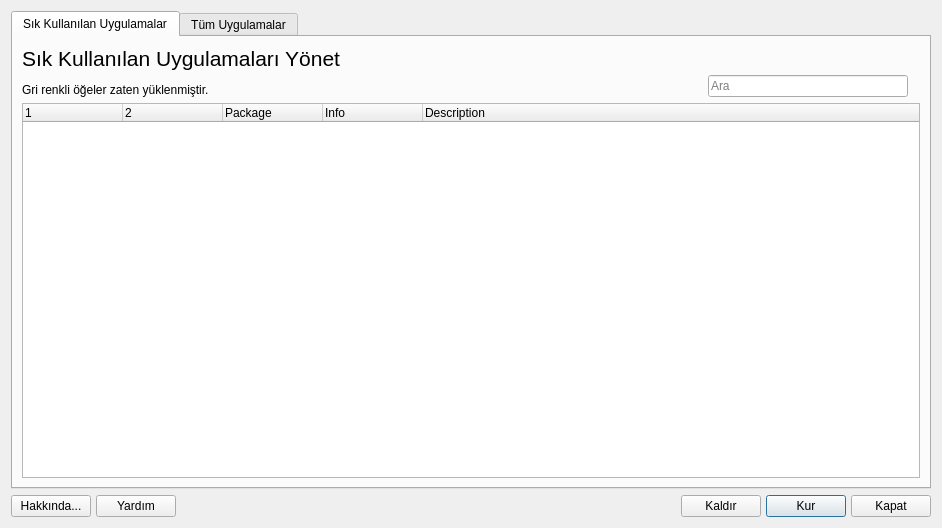
milislinux-topluluk/Milis-Paket-Yoneticisi, file mainwindow.ui: the form before one commit.
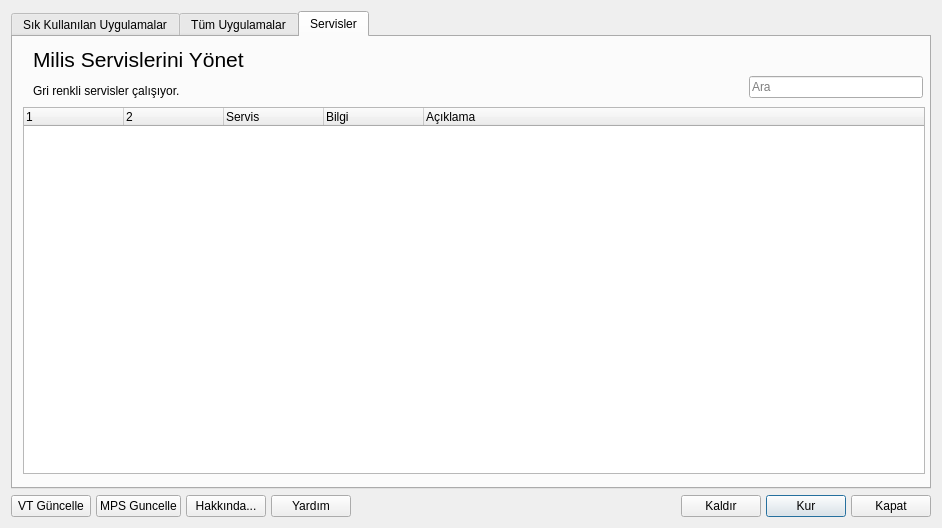
The form after the commit. The open tabs and pages were chosen to show the change. Icons and pictures are not drawn.

The edit to the form file:
```diff
--- a/mainwindow.ui
+++ b/mainwindow.ui
@@ -65,17 +65,17 @@
          </column>
          <column>
           <property name="text">
-           <string>Package</string>
+           <string>Paket adı</string>
           </property>
          </column>
          <column>
           <property name="text">
-           <string>Info</string>
+           <string>Bilgi</string>
           </property>
          </column>
          <column>
           <property name="text">
-           <string>Description</string>
+           <string>Tanım</string>
           </property>
          </column>
         </widget>
@@ -510,10 +510,100 @@
        </item>
       </layout>
      </widget>
+     <widget class="QWidget" name="tab">
+      <attribute name="title">
+       <string>Servisler</string>
+      </attribute>
+      <widget class="QTreeWidget" name="treePopularApps_3">
+       <property name="geometry">
+        <rect>
+         <x>10</x>
+         <y>70</y>
+         <width>902</width>
+         <height>367</height>
+        </rect>
+       </property>
+       <property name="frameShadow">
+        <enum>QFrame::Raised</enum>
+       </property>
+       <property name="tabKeyNavigation">
+        <bool>true</bool>
+       </property>
+       <property name="selectionMode">
+        <enum>QAbstractItemView::SingleSelection</enum>
+       </property>
+       <column>
+        <property name="text">
+         <string/>
+        </property>
+       </column>
+       <column>
+        <property name="text">
+         <string/>
+        </property>
+       </column>
+       <column>
+        <property name="text">
+         <string>Servis</string>
+        </property>
+       </column>
+       <column>
+        <property name="text">
+         <string>Bilgi</string>
+        </property>
+       </column>
+       <column>
+        <property name="text">
+         <string>Açıklama</string>
+        </property>
+       </column>
+      </widget>
+      <widget class="QLineEdit" name="searchPopular_3">
+       <property name="geometry">
+        <rect>
+         <x>736</x>
+         <y>39</y>
+         <width>174</width>
+         <height>22</height>
+        </rect>
+       </property>
+       <property name="minimumSize">
+        <size>
+         <width>150</width>
+         <height>0</height>
+        </size>
+       </property>
+       <property name="maximumSize">
+        <size>
+         <width>200</width>
+         <height>16777215</height>
+        </size>
+       </property>
+       <property name="placeholderText">
+        <string>Ara</string>
+       </property>
+       <property name="clearButtonEnabled">
+        <bool>true</bool>
+       </property>
+      </widget>
+      <widget class="QLabel" name="label_7">
+       <property name="geometry">
+        <rect>
+         <x>20</x>
+         <y>10</y>
+         <width>354</width>
+         <height>51</height>
+        </rect>
+       </property>
+       <property name="text">
+        <string>&lt;html&gt;&lt;head/&gt;&lt;body&gt;&lt;p&gt;&lt;span style=&quot; font-size:16pt;&quot;&gt;Milis Servislerini Yönet&lt;/span&gt;&lt;/p&gt;&lt;p&gt;&lt;a name=&quot;tw-target-text&quot;/&gt;&lt;span style=&quot; font-family:'monospace';&quot;&gt;G&lt;/span&gt;&lt;span style=&quot; font-family:'monospace';&quot;&gt;ri renkli servisler çalışıyor.&lt;/span&gt;&lt;/p&gt;&lt;/body&gt;&lt;/html&gt;</string>
+       </property>
+      </widget>
+     </widget>
     </widget>
    </item>
    <item>
-    <layout class="QGridLayout" name="buttonBar" columnstretch="0,0,0,0,0,0,0,0,0,0">
+    <layout class="QGridLayout" name="buttonBar" columnstretch="0,0,0,0,0,0,0,0,0,0,0,0">
      <property name="sizeConstraint">
       <enum>QLayout::SetDefaultConstraint</enum>
      </property>
@@ -532,7 +622,56 @@
      <property name="spacing">
       <number>5</number>
      </property>
-     <item row="0" column="6">
+     <item row="0" column="9">
+      <widget class="QPushButton" name="buttonInstall">
+       <property name="sizePolicy">
+        <sizepolicy hsizetype="Minimum" vsizetype="Preferred">
+         <horstretch>0</horstretch>
+         <verstretch>0</verstretch>
+        </sizepolicy>
+       </property>
+       <property name="text">
+        <string>Kur</string>
+       </property>
+       <property name="icon">
+        <iconset theme="run-install">
+         <normaloff>.</normaloff>.</iconset>
+       </property>
+       <property name="shortcut">
+        <string/>
+       </property>
+       <property name="autoDefault">
+        <bool>true</bool>
+       </property>
+       <property name="default">
+        <bool>true</bool>
+       </property>
+      </widget>
+     </item>
+     <item row="0" column="3">
+      <widget class="QPushButton" name="buttonHelp">
+       <property name="sizePolicy">
+        <sizepolicy hsizetype="Minimum" vsizetype="Preferred">
+         <horstretch>0</horstretch>
+         <verstretch>0</verstretch>
+        </sizepolicy>
+       </property>
+       <property name="toolTip">
+        <string>Yardımı göster</string>
+       </property>
+       <property name="text">
+        <string>Yardım</string>
+       </property>
+       <property name="icon">
+        <iconset theme="help-browser">
+         <normaloff>.</normaloff>.</iconset>
+       </property>
+       <property name="shortcut">
+        <string>Alt+H</string>
+       </property>
+      </widget>
+     </item>
+     <item row="0" column="8">
       <widget class="QPushButton" name="buttonUninstall">
        <property name="sizePolicy">
         <sizepolicy hsizetype="Minimum" vsizetype="Preferred">
@@ -549,7 +688,7 @@
        </property>
       </widget>
      </item>
-     <item row="0" column="2">
+     <item row="0" column="4">
       <spacer name="horizontalSpacer1">
        <property name="orientation">
         <enum>Qt::Horizontal</enum>
@@ -565,7 +704,7 @@
        </property>
       </spacer>
      </item>
-     <item row="0" column="0">
+     <item row="0" column="2">
       <widget class="QPushButton" name="buttonAbout">
        <property name="sizePolicy">
         <sizepolicy hsizetype="Minimum" vsizetype="Preferred">
@@ -591,72 +730,7 @@
        </property>
       </widget>
      </item>
-     <item row="0" column="1">
-      <widget class="QPushButton" name="buttonHelp">
-       <property name="sizePolicy">
-        <sizepolicy hsizetype="Minimum" vsizetype="Preferred">
-         <horstretch>0</horstretch>
-         <verstretch>0</verstretch>
-        </sizepolicy>
-       </property>
-       <property name="toolTip">
-        <string>Yardımı göster</string>
-       </property>
-       <property name="text">
-        <string>Yardım</string>
-       </property>
-       <property name="icon">
-        <iconset theme="help-browser">
-         <normaloff>.</normaloff>.</iconset>
-       </property>
-       <property name="shortcut">
-        <string>Alt+H</string>
-       </property>
-      </widget>
-     </item>
-     <item row="0" column="7">
-      <widget class="QPushButton" name="buttonInstall">
-       <property name="sizePolicy">
-        <sizepolicy hsizetype="Minimum" vsizetype="Preferred">
-         <horstretch>0</horstretch>
-         <verstretch>0</verstretch>
-        </sizepolicy>
-       </property>
-       <property name="text">
-        <string>Kur</string>
-       </property>
-       <property name="icon">
-        <iconset theme="run-install">
-         <normaloff>.</normaloff>.</iconset>
-       </property>
-       <property name="shortcut">
-        <string/>
-       </property>
-       <property name="autoDefault">
-        <bool>true</bool>
-       </property>
-       <property name="default">
-        <bool>true</bool>
-       </property>
-      </widget>
-     </item>
-     <item row="0" column="5">
-      <spacer name="horizontalSpacer2">
-       <property name="orientation">
-        <enum>Qt::Horizontal</enum>
-       </property>
-       <property name="sizeType">
-        <enum>QSizePolicy::Expanding</enum>
-       </property>
-       <property name="sizeHint" stdset="0">
-        <size>
-         <width>40</width>
-         <height>20</height>
-        </size>
-       </property>
-      </spacer>
-     </item>
-     <item row="0" column="9">
+     <item row="0" column="11">
       <widget class="QPushButton" name="buttonCancel">
        <property name="sizePolicy">
         <sizepolicy hsizetype="Minimum" vsizetype="Preferred">
@@ -682,7 +756,23 @@
        </property>
       </widget>
      </item>
-     <item row="0" column="3">
+     <item row="0" column="7">
+      <spacer name="horizontalSpacer2">
+       <property name="orientation">
+        <enum>Qt::Horizontal</enum>
+       </property>
+       <property name="sizeType">
+        <enum>QSizePolicy::Expanding</enum>
+       </property>
+       <property name="sizeHint" stdset="0">
+        <size>
+         <width>40</width>
+         <height>20</height>
+        </size>
+       </property>
+      </spacer>
+     </item>
+     <item row="0" column="5">
       <widget class="QLabel" name="labelMX">
        <property name="maximumSize">
         <size>
@@ -704,6 +794,35 @@
        </property>
       </widget>
      </item>
+     <item row="0" column="0">
+      <widget class="QPushButton" name="pushButton">
+       <property name="enabled">
+        <bool>true</bool>
+       </property>
+       <property name="sizePolicy">
+        <sizepolicy hsizetype="Minimum" vsizetype="Preferred">
+         <horstretch>0</horstretch>
+         <verstretch>0</verstretch>
+        </sizepolicy>
+       </property>
+       <property name="text">
+        <string>VT Güncelle</string>
+       </property>
+      </widget>
+     </item>
+     <item row="0" column="1">
+      <widget class="QPushButton" name="mps_guncelle_buton">
+       <property name="sizePolicy">
+        <sizepolicy hsizetype="Minimum" vsizetype="Preferred">
+         <horstretch>0</horstretch>
+         <verstretch>0</verstretch>
+        </sizepolicy>
+       </property>
+       <property name="text">
+        <string>MPS Guncelle</string>
+       </property>
+      </widget>
+     </item>
     </layout>
    </item>
   </layout>
```
